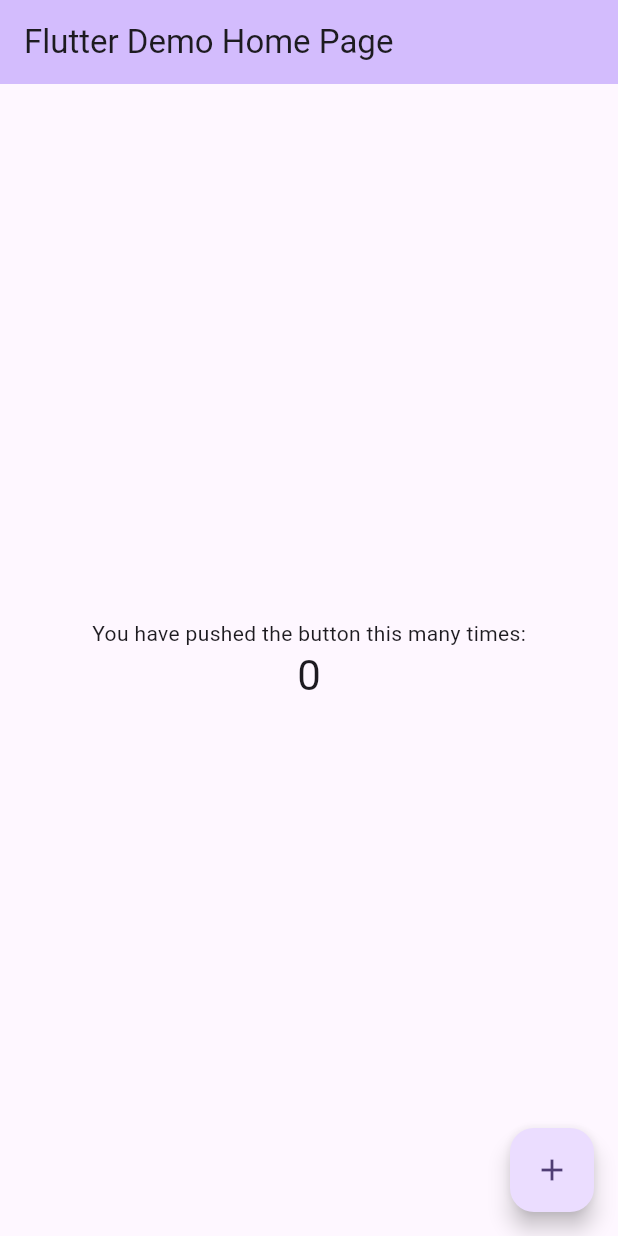
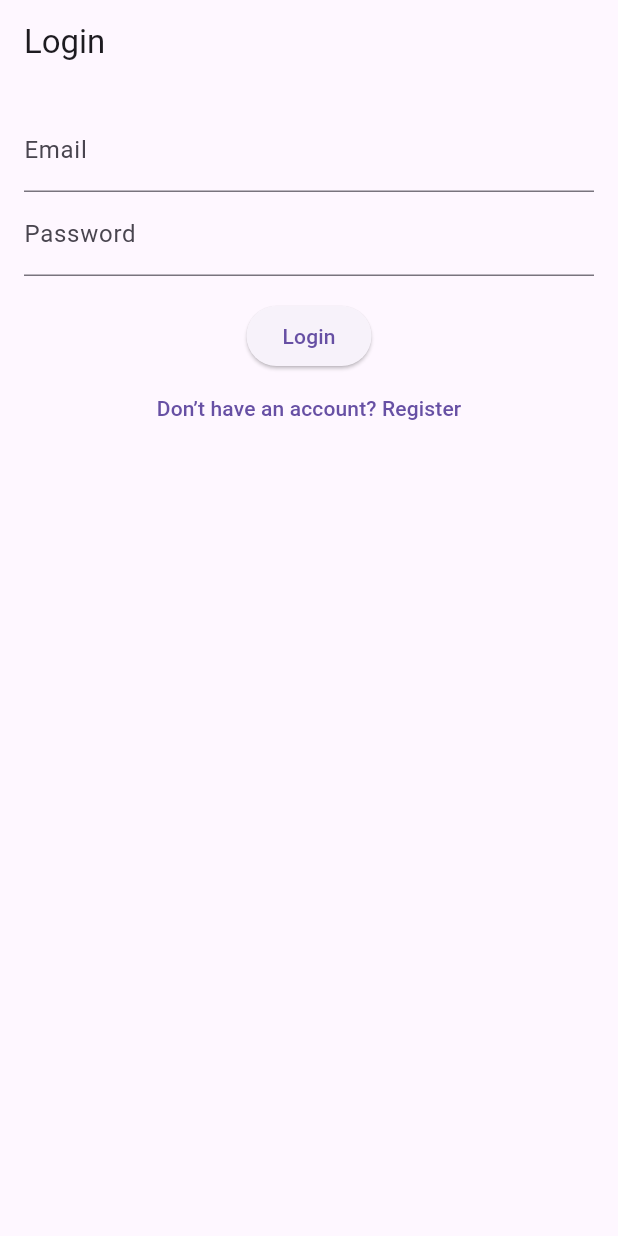
Before and after one commit to YummyFrog/mad_hw4, a Flutter app: the screen it shows after launch, on a phone screen of 412 x 824 dp. Run offline on Flutter 3.47's test engine with Material 3 defaults, Android fonts, the phone set to English and light mode, and no system bars; our stand-ins replace firebase_auth, firebase_core; accounts and stored records are empty.

Commit message:
added new pages

```diff
--- a/lib/main.dart
+++ b/lib/main.dart
@@ -1,122 +1,35 @@
 import 'package:flutter/material.dart';
+import 'package:firebase_core/firebase_core.dart';
+import 'screens/splash_screen.dart';
+import 'screens/login_screen.dart';
+import 'screens/register_screen.dart';
+import 'screens/home_screen.dart';
+import 'screens/profile_screen.dart';
+import 'screens/settings_screen.dart';
+import 'screens/chat_screen.dart';
 
-void main() {
-  runApp(const MyApp());
+void main() async {
+  WidgetsFlutterBinding.ensureInitialized();
+  await Firebase.initializeApp();
+  runApp(MyApp());
 }
 
 class MyApp extends StatelessWidget {
-  const MyApp({super.key});
-
-  // This widget is the root of your application.
   @override
   Widget build(BuildContext context) {
     return MaterialApp(
-      title: 'Flutter Demo',
-      theme: ThemeData(
-        // This is the theme of your application.
-        //
-        // TRY THIS: Try running your application with "flutter run". You'll see
-        // the application has a purple toolbar. Then, without quitting the app,
-        // try changing the seedColor in the colorScheme below to Colors.green
-        // and then invoke "hot reload" (save your changes or press the "hot
-        // reload" button in a Flutter-supported IDE, or press "r" if you used
-        // the command line to start the app).
-        //
-        // Notice that the counter didn't reset back to zero; the application
-        // state is not lost during the reload. To reset the state, use hot
-        // restart instead.
-        //
-        // This works for code too, not just values: Most code changes can be
-        // tested with just a hot reload.
-        colorScheme: ColorScheme.fromSeed(seedColor: Colors.deepPurple),
-      ),
-      home: const MyHomePage(title: 'Flutter Demo Home Page'),
+      title: 'Message Board App',
+      theme: ThemeData(primarySwatch: Colors.blue),
+      initialRoute: '/',
+      routes: {
+        '/': (context) => SplashScreen(),
+        '/login': (context) => LoginScreen(),
+        '/register': (context) => RegisterScreen(),
+        '/home': (context) => HomeScreen(),
+        '/profile': (context) => ProfileScreen(),
+        '/settings': (context) => SettingsScreen(),
+        '/chat': (context) => ChatScreen(),
+      },
     );
   }
 }
-
-class MyHomePage extends StatefulWidget {
-  const MyHomePage({super.key, required this.title});
-
-  // This widget is the home page of your application. It is stateful, meaning
-  // that it has a State object (defined below) that contains fields that affect
-  // how it looks.
-
-  // This class is the configuration for the state. It holds the values (in this
-  // case the title) provided by the parent (in this case the App widget) and
-  // used by the build method of the State. Fields in a Widget subclass are
-  // always marked "final".
-
-  final String title;
-
-  @override
-  State<MyHomePage> createState() => _MyHomePageState();
-}
-
-class _MyHomePageState extends State<MyHomePage> {
-  int _counter = 0;
-
-  void _incrementCounter() {
-    setState(() {
-      // This call to setState tells the Flutter framework that something has
-      // changed in this State, which causes it to rerun the build method below
-      // so that the display can reflect the updated values. If we changed
-      // _counter without calling setState(), then the build method would not be
-      // called again, and so nothing would appear to happen.
-      _counter++;
-    });
-  }
-
-  @override
-  Widget build(BuildContext context) {
-    // This method is rerun every time setState is called, for instance as done
-    // by the _incrementCounter method above.
-    //
-    // The Flutter framework has been optimized to make rerunning build methods
-    // fast, so that you can just rebuild anything that needs updating rather
-    // than having to individually change instances of widgets.
-    return Scaffold(
-      appBar: AppBar(
-        // TRY THIS: Try changing the color here to a specific color (to
-        // Colors.amber, perhaps?) and trigger a hot reload to see the AppBar
-        // change color while the other colors stay the same.
-        backgroundColor: Theme.of(context).colorScheme.inversePrimary,
-        // Here we take the value from the MyHomePage object that was created by
-        // the App.build method, and use it to set our appbar title.
-        title: Text(widget.title),
-      ),
-      body: Center(
-        // Center is a layout widget. It takes a single child and positions it
-        // in the middle of the parent.
-        child: Column(
-          // Column is also a layout widget. It takes a list of children and
-          // arranges them vertically. By default, it sizes itself to fit its
-          // children horizontally, and tries to be as tall as its parent.
-          //
-          // Column has various properties to control how it sizes itself and
-          // how it positions its children. Here we use mainAxisAlignment to
-          // center the children vertically; the main axis here is the vertical
-          // axis because Columns are vertical (the cross axis would be
-          // horizontal).
-          //
-          // TRY THIS: Invoke "debug painting" (choose the "Toggle Debug Paint"
-          // action in the IDE, or press "p" in the console), to see the
-          // wireframe for each widget.
-          mainAxisAlignment: MainAxisAlignment.center,
-          children: <Widget>[
-            const Text('You have pushed the button this many times:'),
-            Text(
-              '$_counter',
-              style: Theme.of(context).textTheme.headlineMedium,
-            ),
-          ],
-        ),
-      ),
-      floatingActionButton: FloatingActionButton(
-        onPressed: _incrementCounter,
-        tooltip: 'Increment',
-        child: const Icon(Icons.add),
-      ), // This trailing comma makes auto-formatting nicer for build methods.
-    );
-  }
-}
--- /dev/null
+++ b/lib/screens/login_screen.dart
@@ -0,0 +1,49 @@
+import 'package:flutter/material.dart';
+import 'package:firebase_auth/firebase_auth.dart';
+
+class LoginScreen extends StatefulWidget {
+  @override
+  State<LoginScreen> createState() => _LoginScreenState();
+}
+
+class _LoginScreenState extends State<LoginScreen> {
+  final emailController = TextEditingController();
+  final passwordController = TextEditingController();
+  final FirebaseAuth _auth = FirebaseAuth.instance;
+  String error = '';
+
+  Future<void> login() async {
+    try {
+      await _auth.signInWithEmailAndPassword(
+        email: emailController.text.trim(),
+        password: passwordController.text.trim(),
+      );
+      Navigator.pushReplacementNamed(context, '/home');
+    } catch (e) {
+      setState(() => error = 'Login failed. Check your credentials.');
+    }
+  }
+
+  @override
+  Widget build(BuildContext context) {
+    return Scaffold(
+      appBar: AppBar(title: Text('Login')),
+      body: Padding(
+        padding: const EdgeInsets.all(16),
+        child: Column(
+          children: [
+            TextField(controller: emailController, decoration: InputDecoration(labelText: 'Email')),
+            TextField(controller: passwordController, obscureText: true, decoration: InputDecoration(labelText: 'Password')),
+            SizedBox(height: 16),
+            ElevatedButton(onPressed: login, child: Text('Login')),
+            TextButton(
+              onPressed: () => Navigator.pushNamed(context, '/register'),
+              child: Text('Don’t have an account? Register'),
+            ),
+            if (error.isNotEmpty) Text(error, style: TextStyle(color: Colors.red)),
+          ],
+        ),
+      ),
+    );
+  }
+}
--- a/pubspec.yaml
+++ b/pubspec.yaml
@@ -30,6 +30,9 @@ environment:
 dependencies:
   flutter:
     sdk: flutter
+  firebase_core: ^2.25.4
+  firebase_auth: ^4.17.4
+
 
   # The following adds the Cupertino Icons font to your application.
   # Use with the CupertinoIcons class for iOS style icons.
```
Also changed, not shown: lib/screens/chat_screen.dart (added, +13 -0 lines), lib/screens/home_screen.dart (added, +41 -0 lines), lib/screens/profile_screen.dart (added, +11 -0 lines), lib/screens/register_screen.dart (added, +11 -0 lines), lib/screens/settings_screen.dart (added, +11 -0 lines), lib/screens/splash_screen.dart (added, +16 -0 lines), lib/firebase_options.dart, pubspec.lock, 3 other files.
